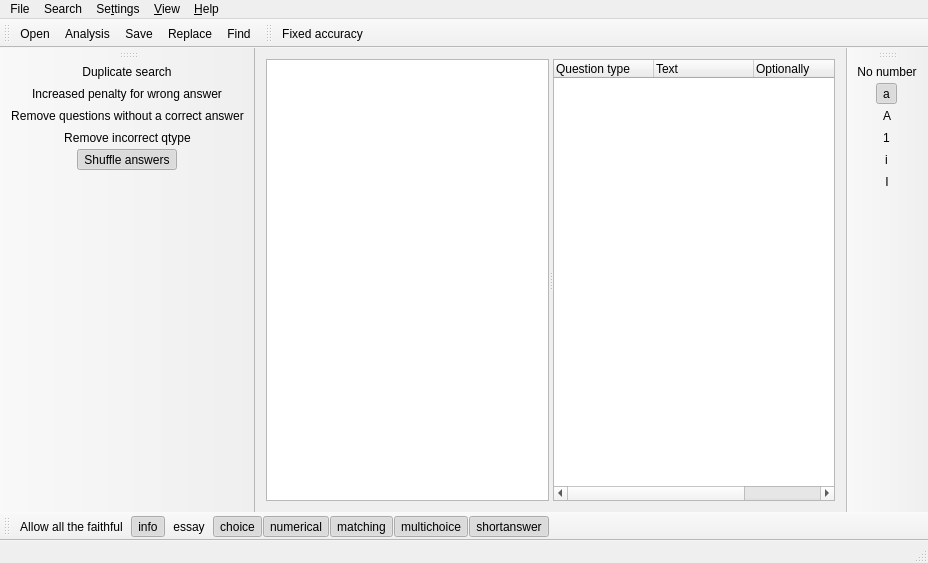
The window that mainwindow.ui (schmidtevgeny/moodle_question_import) describes before a commit, drawn with Qt 5.
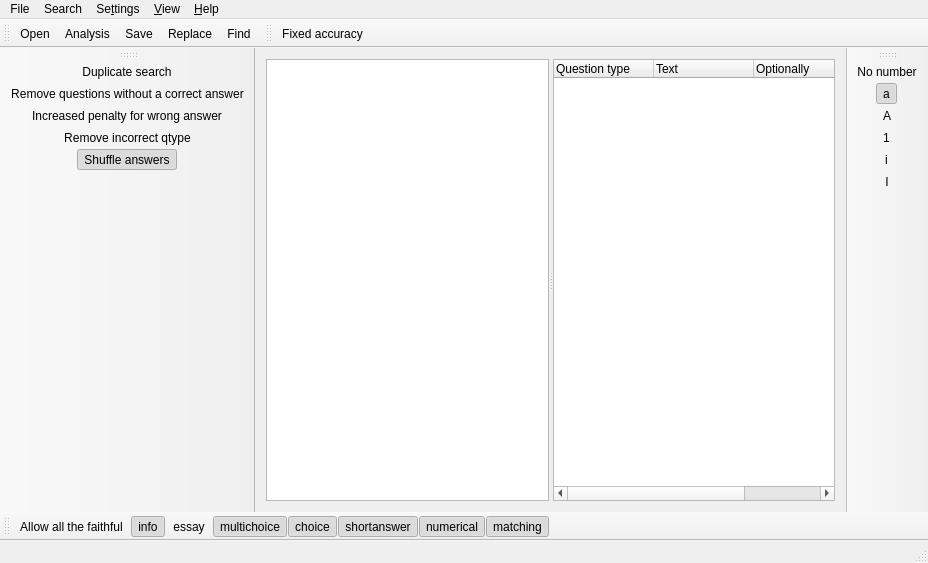
The same window after the commit. Icons and pictures are not drawn.

What changed in the file:
```diff
--- a/mainwindow.ui
+++ b/mainwindow.ui
@@ -218,11 +218,11 @@
    <addaction name="action_enableAll"/>
    <addaction name="format_info"/>
    <addaction name="format_essay"/>
+   <addaction name="format_multichoice"/>
    <addaction name="format_choice"/>
+   <addaction name="format_shortanswer"/>
    <addaction name="format_numerical"/>
    <addaction name="format_matching"/>
-   <addaction name="format_multichoice"/>
-   <addaction name="format_shortanswer"/>
   </widget>
   <widget class="QToolBar" name="toolBar_2">
    <property name="windowTitle">
@@ -252,8 +252,8 @@
     <bool>false</bool>
    </attribute>
    <addaction name="actionDuplicate_search"/>
-   <addaction name="action_bigPenalty"/>
    <addaction name="actionRemoveNoAnswer"/>
+   <addaction name="action_bigPenalty"/>
    <addaction name="actionRemove_incorrect"/>
    <addaction name="actionShuffle_answers"/>
   </widget>
```
Left out of the diff: 125 changed lines with no effect on the pictures.
